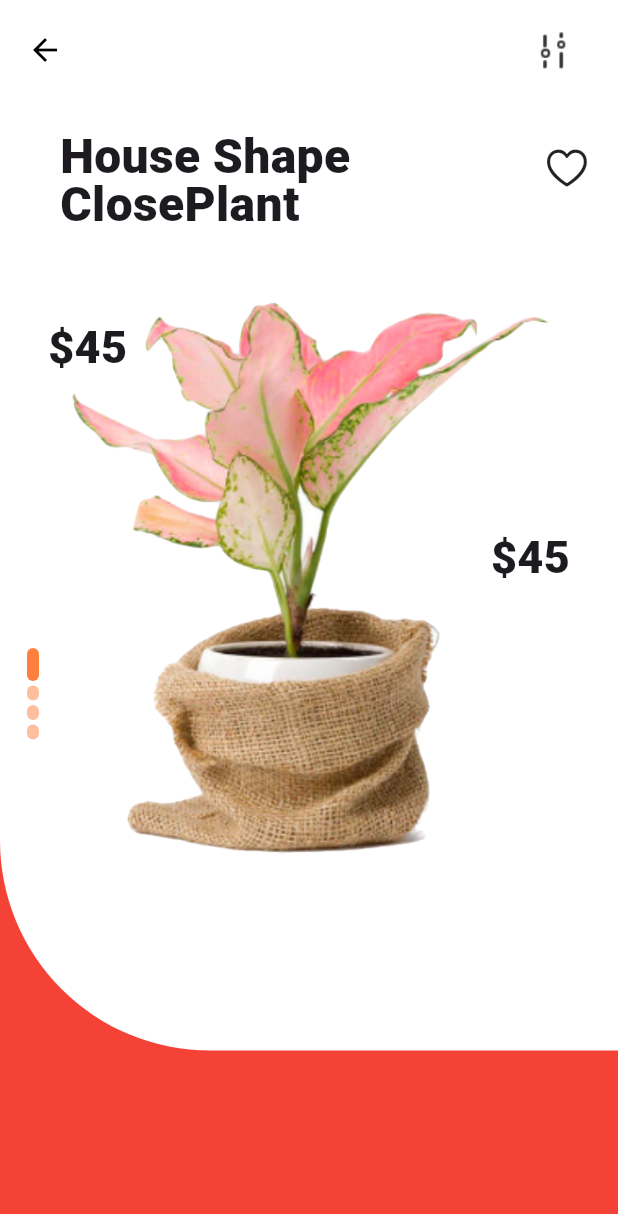
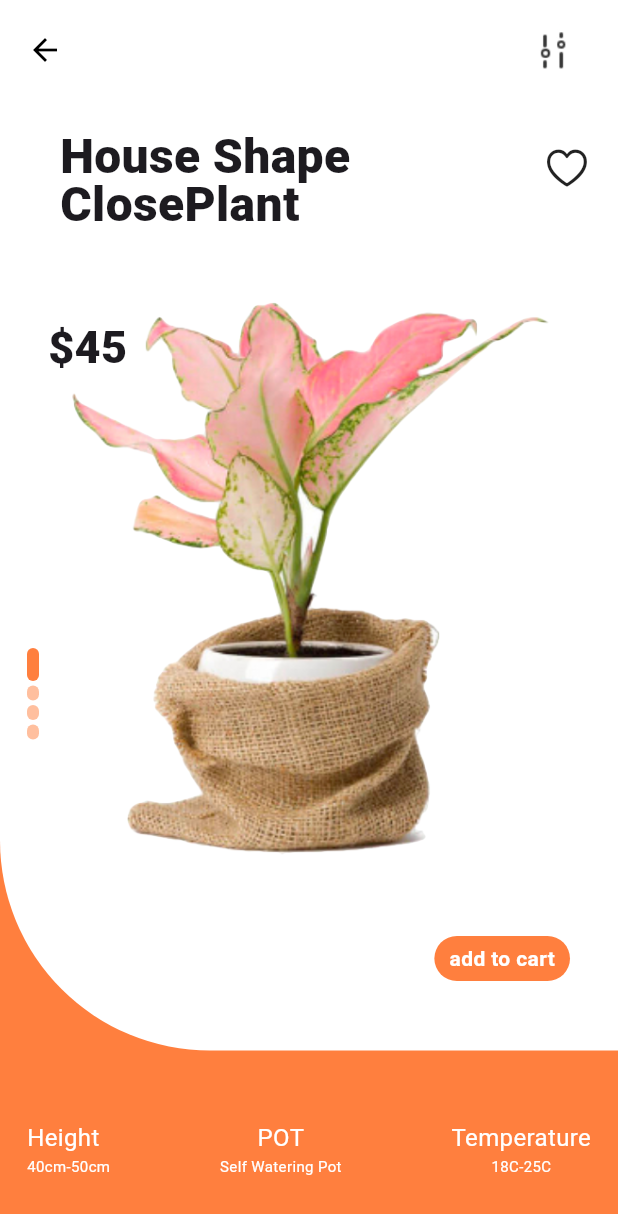
Before and after one commit to imwaseemashraf/plantapp, a Flutter app: the screen it shows after launch, on a phone screen of 412 x 824 dp. Shown: the top 1214 px of the screen. Run offline on Flutter 3.47's test engine with Material 3 defaults, Android fonts, the light colour scheme and no system bars; our stand-ins replace gap.

Commit message:
plants details design

```diff
--- a/lib/common/Utils/appcolors.dart
+++ b/lib/common/Utils/appcolors.dart
@@ -6,4 +6,5 @@ class AppColors {
   static const Color triColor = Color(0xFF80C4E9);
   static const Color fourthColor = Color(0xFF604CC3);
   static const Color white = Color(0xFFFFFFFF);
+  static const Color black = Color(0xFF000000);
 }
--- a/lib/widget/productdetails.dart
+++ b/lib/widget/productdetails.dart
@@ -12,6 +12,7 @@ class ProductDetails extends StatelessWidget {
       backgroundColor: Colors.red,
       body: Stack(
         children: [
+          bottomValue(context),
           Positioned(
             child: Container(
               height: MediaQuery.of(context).size.height * 0.85,
@@ -135,15 +136,87 @@ class ProductDetails extends StatelessWidget {
                 "\$45",
                 style: TextStyle(fontSize: 30, fontWeight: FontWeight.w800),
               )),
-          const Positioned(
-              top: 350,
+          Positioned(
+              // top: 350,
               right: 32,
-              child: Text(
-                "\$45",
-                style: TextStyle(fontSize: 30, fontWeight: FontWeight.w800),
+              bottom: 170,
+              child: Container(
+                decoration: BoxDecoration(
+                  borderRadius: BorderRadius.circular(200),
+                  color: AppColors.secondaryColor,
+                ),
+                padding: const EdgeInsets.only(
+                    left: 10, right: 10, top: 5, bottom: 5),
+                child: const Text(
+                  "add to cart",
+                  style: TextStyle(
+                      fontSize: 14,
+                      fontWeight: FontWeight.w600,
+                      color: AppColors.white),
+                ),
               )),
         ],
       ),
     );
   }
 }
+
+Widget bottomValue(BuildContext context) {
+  return Container(
+    height: MediaQuery.of(context).size.height,
+    width: MediaQuery.of(context).size.width,
+    padding: const EdgeInsets.only(bottom: 10, left: 18, right: 18),
+    color: AppColors.secondaryColor,
+    child: const Stack(
+      children: [
+        Positioned(
+          bottom: 30,
+          left: 0,
+          right: 0,
+          child: Row(
+            mainAxisAlignment: MainAxisAlignment.spaceBetween,
+            children: [
+              Column(
+                crossAxisAlignment: CrossAxisAlignment.start,
+                children: [
+                  Text(
+                    "Height",
+                    style: TextStyle(fontSize: 16, color: AppColors.white),
+                  ),
+                  Text(
+                    "40cm-50cm",
+                    style: TextStyle(fontSize: 10, color: AppColors.white),
+                  ),
+                ],
+              ),
+              Column(
+                children: [
+                  Text(
+                    "POT",
+                    style: TextStyle(fontSize: 16, color: AppColors.white),
+                  ),
+                  Text(
+                    "Self Watering Pot",
+                    style: TextStyle(fontSize: 10, color: AppColors.white),
+                  ),
+                ],
+              ),
+              Column(
+                children: [
+                  Text(
+                    "Temperature",
+                    style: TextStyle(fontSize: 16, color: AppColors.white),
+                  ),
+                  Text(
+                    "18C-25C",
+                    style: TextStyle(fontSize: 10, color: AppColors.white),
+                  ),
+                ],
+              ),
+            ],
+          ),
+        ),
+      ],
+    ),
+  );
+}
```
